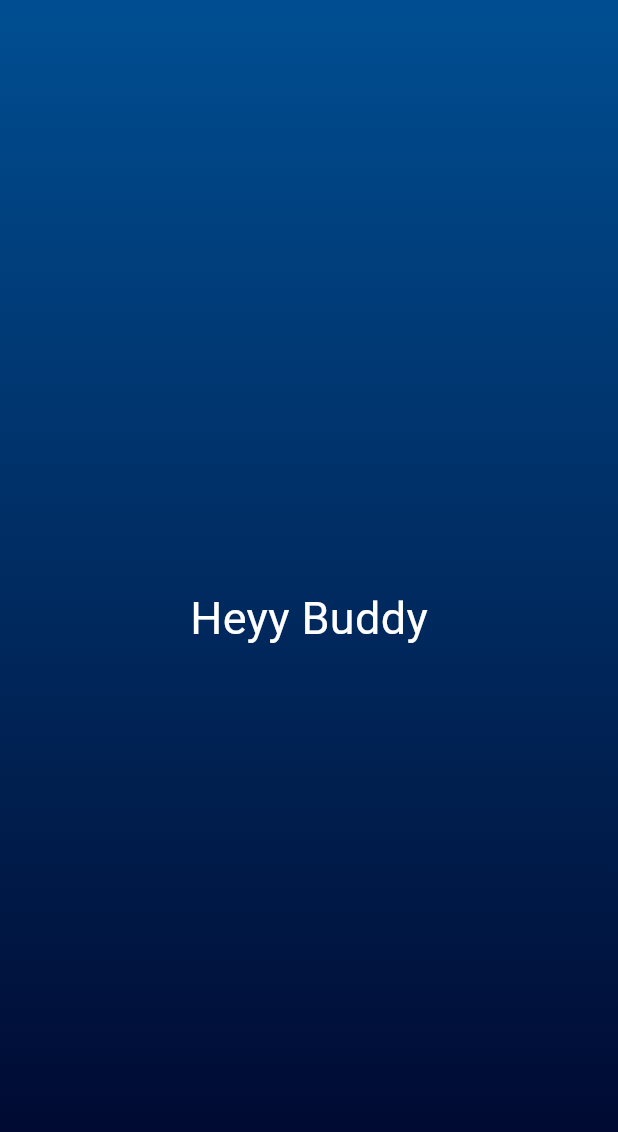
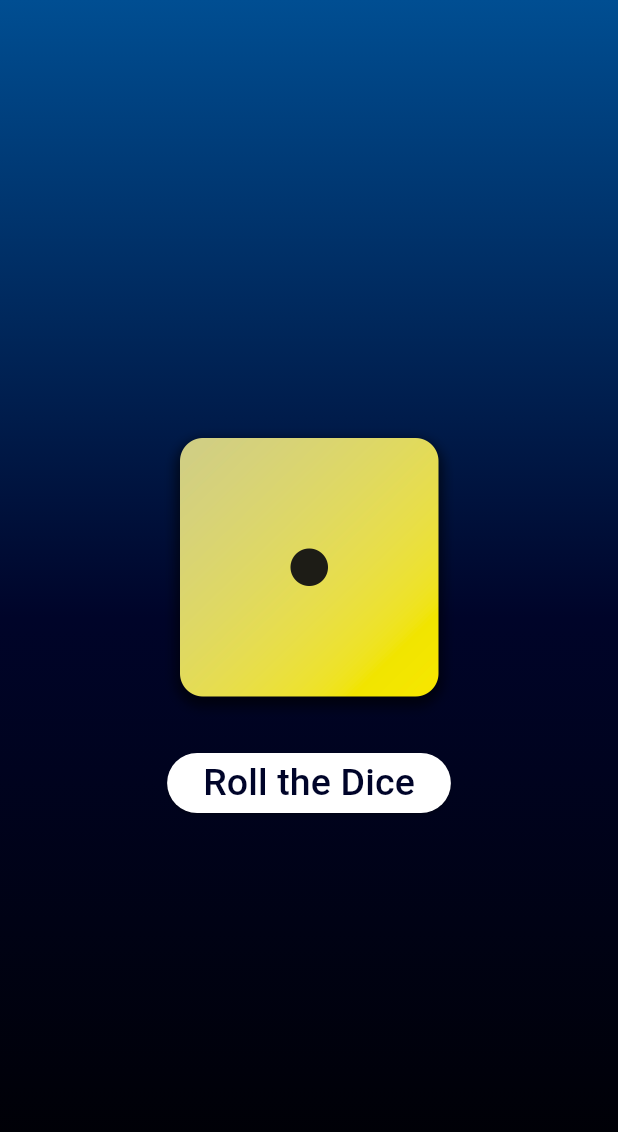
Before and after one commit to vedantgaikar/My_First_App, a Flutter app: the screen it shows after launch, on a phone screen of 412 x 824 dp. Shown: the top 1132 px of the screen. Run offline on Flutter 3.47's test engine with Material 3 defaults, Android fonts, the phone set to English and light mode, and no system bars.

Commit message:
- Added Images and edited the pubspec.yaml - Added rollDice.dart with the use of StatefulWidget - Edited gradientContainer.dart

```diff
--- a/lib/gradientContainer.dart
+++ b/lib/gradientContainer.dart
@@ -1,5 +1,7 @@
 import 'package:flutter/cupertino.dart';
 import 'package:flutter/material.dart';
+import 'package:my_app/diceImage.dart';
+import 'package:my_app/rollDice.dart';
 import 'package:my_app/styledText.dart';
 
 class GradientContainer extends StatelessWidget {
@@ -7,20 +9,20 @@ class GradientContainer extends StatelessWidget {
 
   @override
   Widget build(BuildContext context) {
-    // TODO: implement build
     return Container(
       decoration: const BoxDecoration(
         gradient: LinearGradient(
           colors: [
             Color.fromARGB(255, 0, 78, 146),
             Color.fromARGB(255, 0, 4, 41),
+            Color.fromARGB(255, 0, 0, 0),
           ],
           begin: Alignment.topCenter,
           end: Alignment.bottomCenter,
         ),
       ),
-      child: const Center(
-        child: StyledText('Heyy Buddy')
+      child: Center(
+        child: DiceRoller(),
       ),
     );
   }
--- /dev/null
+++ b/lib/rollDice.dart
@@ -0,0 +1,48 @@
+import 'package:flutter/material.dart';
+
+class DiceRoller extends StatefulWidget {
+  const DiceRoller({super.key});
+
+  @override
+  State<DiceRoller> createState() {
+    return _DiceRollerState();
+  }
+}
+
+class _DiceRollerState extends State<DiceRoller> {
+  var activeImage = 'asset/dice-images/dice-1.png';
+
+  void rollDice() {
+    setState(() {
+      activeImage = 'asset/dice-images/dice-6.png';
+    });
+  }
+
+  @override
+  Widget build(BuildContext context) {
+    return Column(
+      mainAxisSize: MainAxisSize.min,
+      children: [
+        Image.asset(
+          activeImage,
+          width: 200,
+          height: 200,
+        ),
+        const SizedBox(height: 20),
+        ElevatedButton(
+            onPressed: rollDice,
+            style: ElevatedButton.styleFrom(
+              foregroundColor: Colors.blue,
+              backgroundColor: Colors.white,
+            ),
+            child: const Text(
+              'Roll the Dice',
+              style: TextStyle(
+                fontSize: 25,
+                color: Color.fromARGB(255, 0, 4, 41),
+              ),
+            ))
+      ],
+    );
+  }
+}
--- a/lib/styledText.dart
+++ b/lib/styledText.dart
@@ -8,7 +8,6 @@ class StyledText extends StatelessWidget {
   @override
   Widget build(BuildContext context) {
 
-    // TODO: implement build
     return Text(
       text,
       style: TextStyle(color: Colors.white, fontSize: 30,),
```
Also changed, not shown: lib/diceImage.dart (added, +18 -0 lines), pubspec.yaml (+7 -29 lines), asset/dice-images/dice-1.png (added), asset/dice-images/dice-2.png (added), asset/dice-images/dice-3.png (added), asset/dice-images/dice-4.png (added), asset/dice-images/dice-5.png (added), asset/dice-images/dice-6.png (added).
